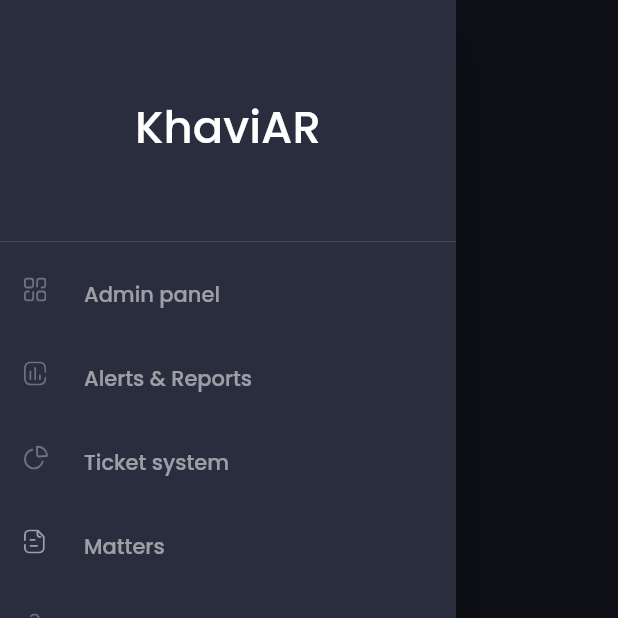
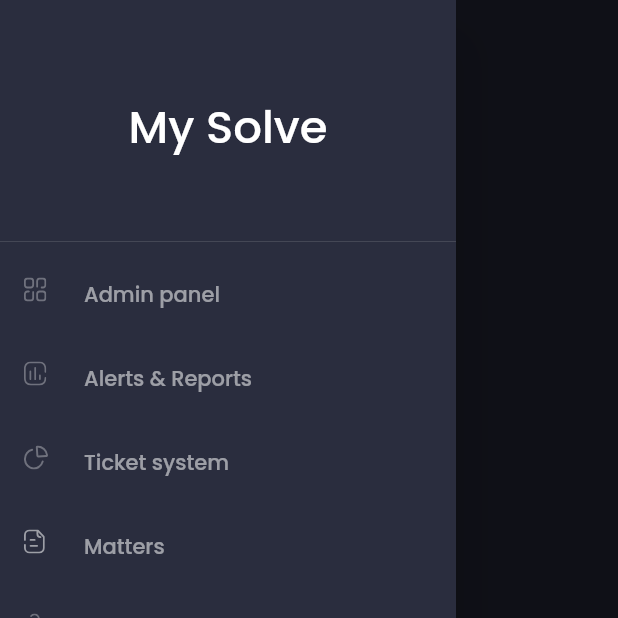
Before and after one commit to Reriuqni/khavier, a Flutter app: the ChatScreen screen opened by its route, with the side drawer open, on a phone screen of 412 x 824 dp, the top half of it. Run offline on Flutter 3.47's test engine with Material 2 defaults, Android fonts, the light colour scheme and no system bars; our stand-ins replace cloud_firestore, data_table_2, firebase_auth, firebase_core, fl_chart, flutter_svg and 1 more; accounts and stored records are empty.

Commit message:
Update name project

```diff
--- a/lib/screens/main/components/side_menu.dart
+++ b/lib/screens/main/components/side_menu.dart
@@ -16,7 +16,7 @@ class SideMenu extends StatelessWidget {
             child: Column(
               mainAxisAlignment: MainAxisAlignment.center,
               children: [
-                Text('KhaviAR',
+                Text('My Solve',
                 style: TextStyle(fontSize: 30),),
               ],
             ),
@@ -25,7 +25,7 @@ class SideMenu extends StatelessWidget {
             title: "Admin panel",
             svgSrc: "assets/icons/menu_dashbord.svg",
             press: () {
-              Navigator.pushNamed(context, '/');
+              Navigator.pushNamed(context, '/main');
             },
           ),
           DrawerListTile(
```
Also changed, not shown: pubspec.lock, 1 other file.
